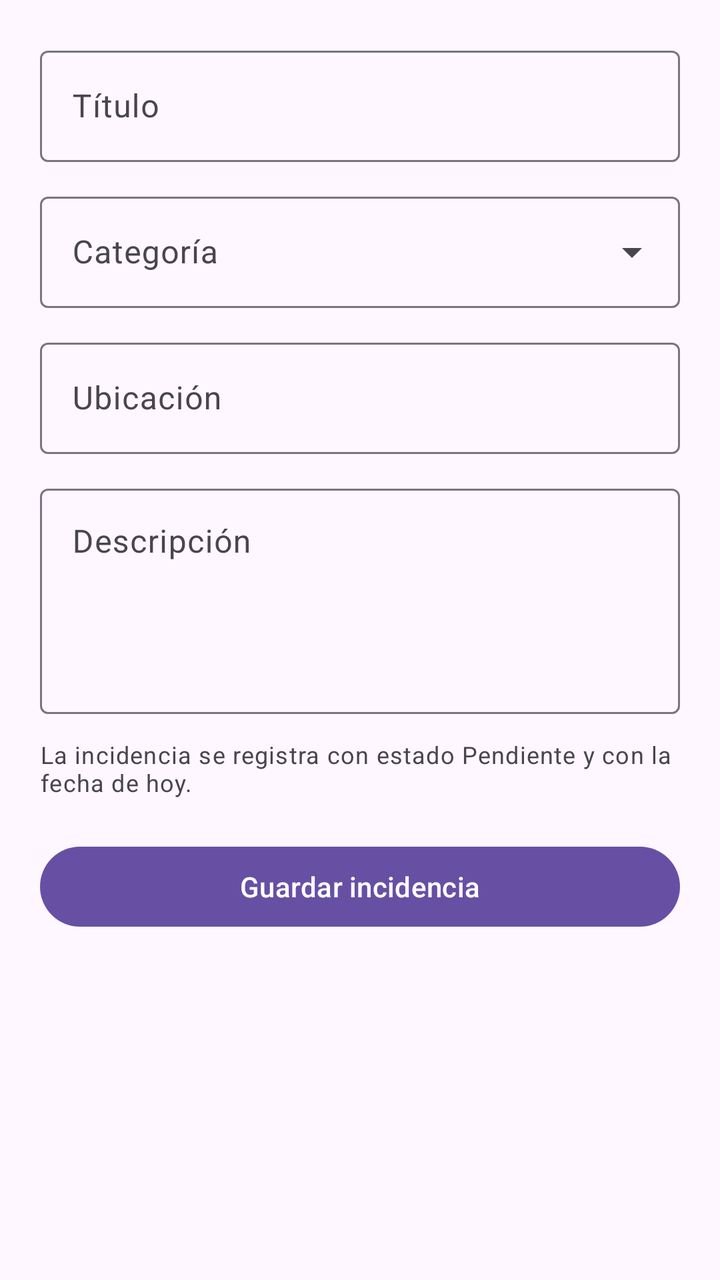
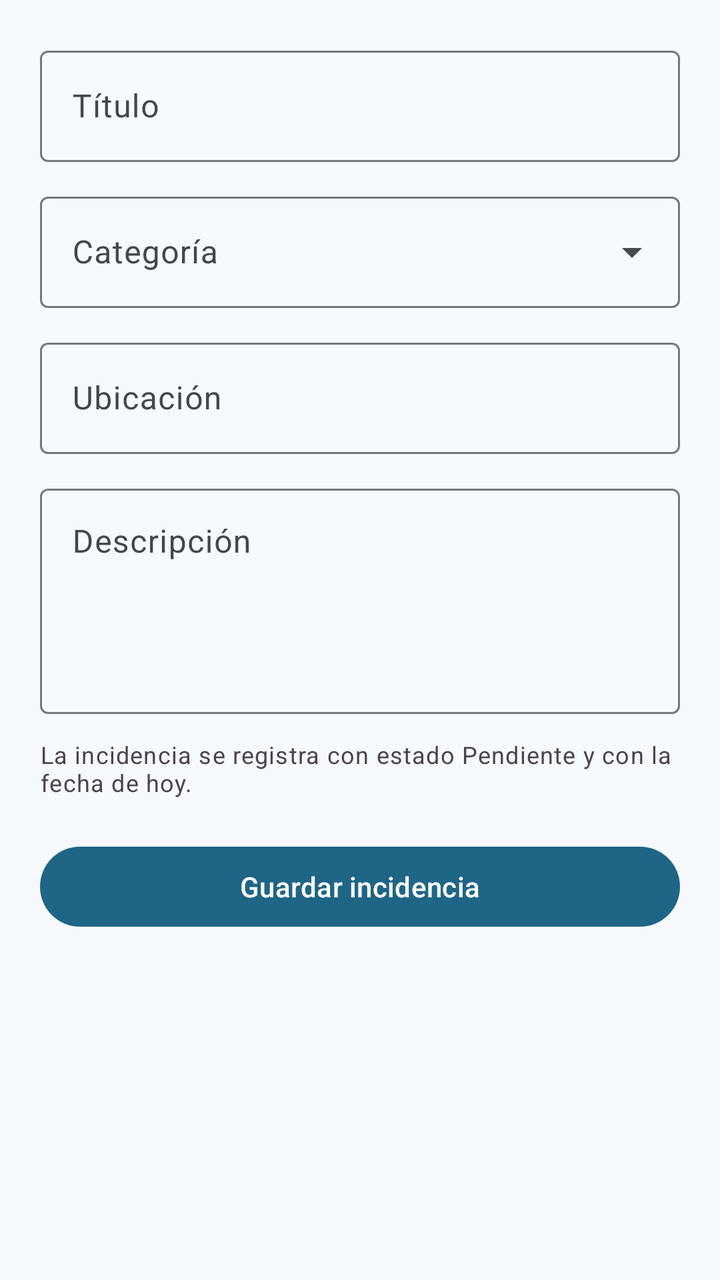

Compare the two renders of this Android layout. The source of the first and the diff that turns it into the second are given below.
<!-- AndroidManifest.xml: application theme Theme.HelloCityReport -->
<!-- res/layout/fragment_nueva_incidencia.xml -->
<?xml version="1.0" encoding="utf-8"?>
<ScrollView xmlns:android="http://schemas.android.com/apk/res/android"
    android:layout_width="match_parent"
    android:layout_height="match_parent">

    <LinearLayout
        android:layout_width="match_parent"
        android:layout_height="wrap_content"
        android:orientation="vertical"
        android:padding="20dp">

        <com.google.android.material.textfield.TextInputLayout
            android:id="@+id/tilTitulo"
            style="@style/Widget.Material3.TextInputLayout.OutlinedBox"
            android:layout_width="match_parent"
            android:layout_height="wrap_content"
            android:hint="@string/hint_titulo">

            <com.google.android.material.textfield.TextInputEditText
                android:id="@+id/etTitulo"
                android:layout_width="match_parent"
                android:layout_height="wrap_content"
                android:inputType="textCapSentences" />
        </com.google.android.material.textfield.TextInputLayout>

        
        <com.google.android.material.textfield.TextInputLayout
            android:id="@+id/tilCategoria"
            style="@style/Widget.Material3.TextInputLayout.OutlinedBox.ExposedDropdownMenu"
            android:layout_width="match_parent"
            android:layout_height="wrap_content"
            android:layout_marginTop="12dp"
            android:hint="@string/hint_categoria">

            <com.google.android.material.textfield.MaterialAutoCompleteTextView
                android:id="@+id/actvCategoria"
                android:layout_width="match_parent"
                android:layout_height="wrap_content"
                android:inputType="none" />
        </com.google.android.material.textfield.TextInputLayout>

        <com.google.android.material.textfield.TextInputLayout
            android:id="@+id/tilUbicacion"
            style="@style/Widget.Material3.TextInputLayout.OutlinedBox"
            android:layout_width="match_parent"
            android:layout_height="wrap_content"
            android:layout_marginTop="12dp"
            android:hint="@string/hint_ubicacion">

            <com.google.android.material.textfield.TextInputEditText
                android:id="@+id/etUbicacion"
                android:layout_width="match_parent"
                android:layout_height="wrap_content"
                android:inputType="textCapSentences" />
        </com.google.android.material.textfield.TextInputLayout>

        <com.google.android.material.textfield.TextInputLayout
            android:id="@+id/tilDescripcion"
            style="@style/Widget.Material3.TextInputLayout.OutlinedBox"
            android:layout_width="match_parent"
            android:layout_height="wrap_content"
            android:layout_marginTop="12dp"
            android:hint="@string/hint_descripcion">

            <com.google.android.material.textfield.TextInputEditText
                android:id="@+id/etDescripcion"
                android:layout_width="match_parent"
                android:layout_height="wrap_content"
                android:gravity="top|start"
                android:inputType="textMultiLine|textCapSentences"
                android:minLines="4" />
        </com.google.android.material.textfield.TextInputLayout>

        <TextView
            android:layout_width="match_parent"
            android:layout_height="wrap_content"
            android:layout_marginTop="12dp"
            android:text="@string/nota_nueva_incidencia"
            android:textAppearance="?attr/textAppearanceBodySmall" />

        <com.google.android.material.button.MaterialButton
            android:id="@+id/btnGuardar"
            android:layout_width="match_parent"
            android:layout_height="wrap_content"
            android:layout_marginTop="20dp"
            android:text="@string/boton_guardar" />

    </LinearLayout>

</ScrollView>
<!-- resources referenced by this layout -->
<resources>
  <style name="Base.Theme.HelloCityReport" parent="Theme.Material3.DayNight.NoActionBar">
          
          
      </style>
  <!-- unchanged entries left out for length: 7 -->
</resources>

<!-- the commit's change to res/layout/fragment_nueva_incidencia.xml (unified diff, before → after) -->
@@ -1,5 +1,5 @@
 <?xml version="1.0" encoding="utf-8"?>
-<ScrollView xmlns:android="http://schemas.android.com/apk/res/android"
+<androidx.core.widget.NestedScrollView xmlns:android="http://schemas.android.com/apk/res/android"
     android:layout_width="match_parent"
     android:layout_height="match_parent">
 
@@ -87,4 +87,4 @@
 
     </LinearLayout>
 
-</ScrollView>
+</androidx.core.widget.NestedScrollView>
<!-- resource entries referenced after the edit -->
@@ -1,9 +1,75 @@
 <!-- resources referenced by this layout -->
 <resources>
   <style name="Base.Theme.HelloCityReport" parent="Theme.Material3.DayNight.NoActionBar">
-          
-          
+          <item name="colorPrimary">@color/md_primary</item>
+          <item name="colorOnPrimary">@color/md_on_primary</item>
+          <item name="colorPrimaryContainer">@color/md_primary_container</item>
+          <item name="colorOnPrimaryContainer">@color/md_on_primary_container</item>
+          <item name="colorSecondary">@color/md_secondary</item>
+          <item name="colorOnSecondary">@color/md_on_secondary</item>
+          <item name="colorSecondaryContainer">@color/md_secondary_container</item>
+          <item name="colorOnSecondaryContainer">@color/md_on_secondary_container</item>
+          <item name="colorTertiary">@color/md_tertiary</item>
+          <item name="colorOnTertiary">@color/md_on_tertiary</item>
+          <item name="colorTertiaryContainer">@color/md_tertiary_container</item>
+          <item name="colorOnTertiaryContainer">@color/md_on_tertiary_container</item>
+          <item name="colorError">@color/md_error</item>
+          <item name="colorOnError">@color/md_on_error</item>
+          <item name="colorErrorContainer">@color/md_error_container</item>
+          <item name="colorOnErrorContainer">@color/md_on_error_container</item>
+          <item name="android:colorBackground">@color/md_background</item>
+          <item name="colorOnBackground">@color/md_on_background</item>
+          <item name="colorSurface">@color/md_surface</item>
+          <item name="colorOnSurface">@color/md_on_surface</item>
+          <item name="colorSurfaceVariant">@color/md_surface_variant</item>
+          <item name="colorOnSurfaceVariant">@color/md_on_surface_variant</item>
+          <item name="colorOutline">@color/md_outline</item>
+          <item name="colorOutlineVariant">@color/md_outline_variant</item>
+          <item name="colorSurfaceInverse">@color/md_inverse_surface</item>
+          <item name="colorOnSurfaceInverse">@color/md_inverse_on_surface</item>
+          <item name="colorPrimaryInverse">@color/md_inverse_primary</item>
+          <item name="colorSurfaceDim">@color/md_surface_dim</item>
+          <item name="colorSurfaceBright">@color/md_surface_bright</item>
+          <item name="colorSurfaceContainerLowest">@color/md_surface_container_lowest</item>
+          <item name="colorSurfaceContainerLow">@color/md_surface_container_low</item>
+          <item name="colorSurfaceContainer">@color/md_surface_container</item>
+          <item name="colorSurfaceContainerHigh">@color/md_surface_container_high</item>
+          <item name="colorSurfaceContainerHighest">@color/md_surface_container_highest</item>
       </style>
+  <color name="md_primary">#1F6586</color>
+  <color name="md_on_primary">#FFFFFF</color>
+  <color name="md_primary_container">#C5E7FF</color>
+  <color name="md_on_primary_container">#004C6A</color>
+  <color name="md_secondary">#4E616D</color>
+  <color name="md_on_secondary">#FFFFFF</color>
+  <color name="md_secondary_container">#D2E5F4</color>
+  <color name="md_on_secondary_container">#374955</color>
+  <color name="md_tertiary">#61597C</color>
+  <color name="md_on_tertiary">#FFFFFF</color>
+  <color name="md_tertiary_container">#E7DEFF</color>
+  <color name="md_on_tertiary_container">#494263</color>
+  <color name="md_error">#BA1A1A</color>
+  <color name="md_on_error">#FFFFFF</color>
+  <color name="md_error_container">#FFDAD6</color>
+  <color name="md_on_error_container">#93000A</color>
+  <color name="md_background">#F6FAFE</color>
+  <color name="md_on_background">#181C1F</color>
+  <color name="md_surface">#F6FAFE</color>
+  <color name="md_on_surface">#181C1F</color>
+  <color name="md_surface_variant">#DDE3EA</color>
+  <color name="md_on_surface_variant">#41484D</color>
+  <color name="md_outline">#71787E</color>
+  <color name="md_outline_variant">#C1C7CE</color>
+  <color name="md_inverse_surface">#2C3134</color>
+  <color name="md_inverse_on_surface">#EDF1F5</color>
+  <color name="md_inverse_primary">#91CEF4</color>
+  <color name="md_surface_dim">#D7DADF</color>
+  <color name="md_surface_bright">#F6FAFE</color>
+  <color name="md_surface_container_lowest">#FFFFFF</color>
+  <color name="md_surface_container_low">#F0F4F8</color>
+  <color name="md_surface_container">#EBEEF3</color>
+  <color name="md_surface_container_high">#E5E8ED</color>
+  <color name="md_surface_container_highest">#DFE3E7</color>
   <!-- unchanged entries left out for length: 7 -->
 </resources>
 
